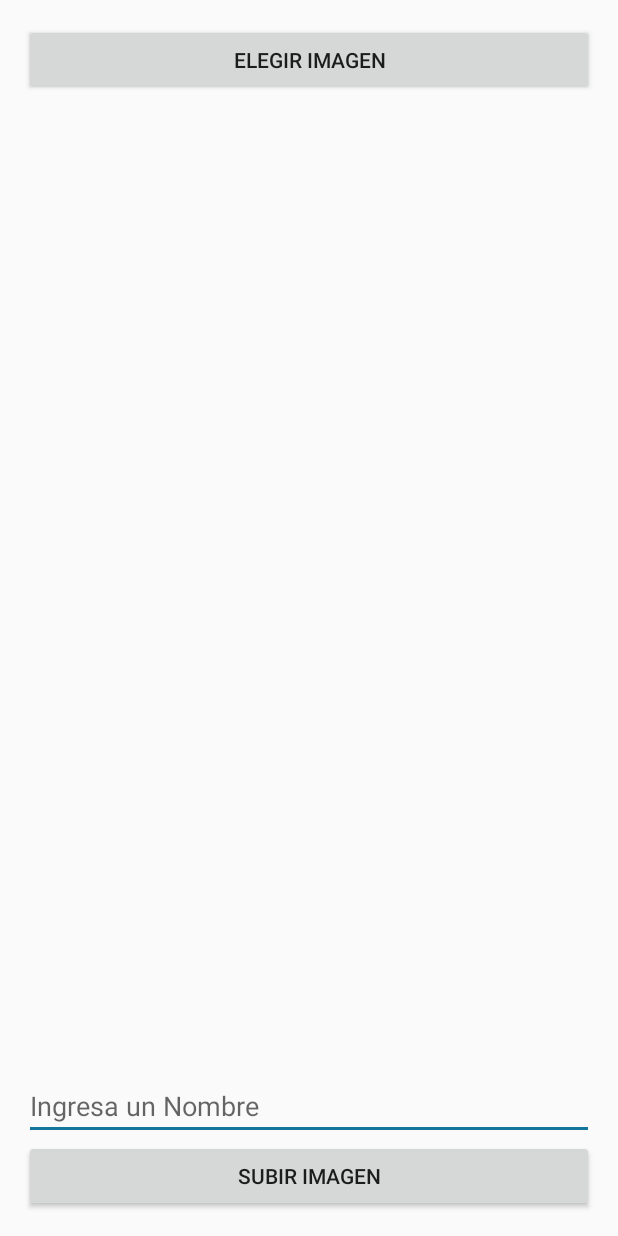
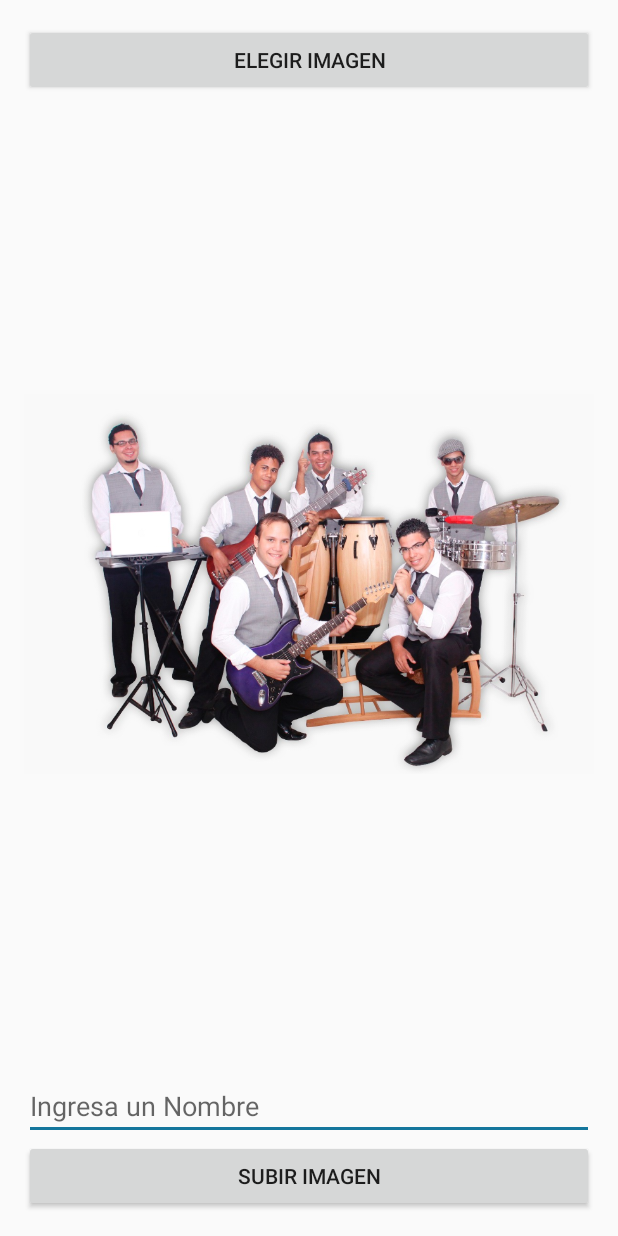
Before and after one commit to EdwinBustamante/gruposcochalosphp, an Android app: the SubirFoto screen opened directly, with no data from a screen before it, after a tap on "SUBIR IMAGEN", on a phone screen of 412 x 824 dp. Run offline under Robolectric (Android 15) with nearby library versions, the phone set to English and light mode, and no system bars; our stand-ins replace Volley; network calls fail.

Commit message:
implementando base de datos en del foto de perfil base

```diff
--- a/app/src/main/java/com/edwinbustamante/gruposcochalos/Objetos/Constantes.java
+++ b/app/src/main/java/com/edwinbustamante/gruposcochalos/Objetos/Constantes.java
@@ -5,6 +5,6 @@ package com.edwinbustamante.gruposcochalos.Objetos;
  */
 
 public class Constantes {
-    final public static String IP_SERVIDOR="http://192.168.1.15/";
+    final public static String IP_SERVIDOR="http://192.168.43.219/";
 
 }
--- a/app/src/main/java/com/edwinbustamante/gruposcochalos/SubirFoto.java
+++ b/app/src/main/java/com/edwinbustamante/gruposcochalos/SubirFoto.java
@@ -1,15 +1,21 @@
 package com.edwinbustamante.gruposcochalos;
 
-import android.app.ProgressDialog;
+
+import android.*;
+import android.Manifest;
 import android.content.Intent;
+import android.content.pm.PackageManager;
 import android.graphics.Bitmap;
+import android.graphics.BitmapFactory;
 import android.net.Uri;
 import android.os.Bundle;
-import android.provider.MediaStore;
+
+import android.support.annotation.NonNull;
+import android.support.v4.app.ActivityCompat;
 import android.support.v7.app.AppCompatActivity;
+import android.util.Base64;
 import android.view.View;
 import android.widget.Button;
-import android.widget.EditText;
 import android.widget.ImageView;
 import android.widget.Toast;
 
@@ -20,138 +26,108 @@ import com.android.volley.Response;
 import com.android.volley.VolleyError;
 import com.android.volley.toolbox.StringRequest;
 import com.android.volley.toolbox.Volley;
-import com.loopj.android.http.Base64;
 
 import java.io.ByteArrayOutputStream;
-import java.io.IOException;
-import java.util.Hashtable;
+import java.io.FileNotFoundException;
+import java.io.InputStream;
+import java.io.OutputStream;
+import java.util.HashMap;
 import java.util.Map;
 
-public class SubirFoto extends AppCompatActivity implements View.OnClickListener  {
 
-    private Button btnBuscar;
-    private Button btnSubir;
+public class SubirFoto extends AppCompatActivity {
 
-    private ImageView imageView;
-
-    private EditText editTextName;
-
-    private Bitmap bitmap;
-
-    private int PICK_IMAGE_REQUEST = 1;
-
-    private String UPLOAD_URL ="http://192.168.1.15/gruposcochalos/actualizarinformacion/actualizarfotoperfiphp";
-
-    private String KEY_IMAGEN = "foto";
-    private String KEY_NOMBRE = "nombre";
+    Button btnChoose, btnUpload;
+    ImageView imageUpload;
+    final int CODE_GALLERY_REQUEST = 999;
+    String urlUpload = "";
+    Bitmap bitmap;
 
     @Override
     protected void onCreate(Bundle savedInstanceState) {
         super.onCreate(savedInstanceState);
         setContentView(R.layout.activity_subir_foto);
+        btnChoose = (Button) findViewById(R.id.btnChoose);
+        btnUpload = (Button) findViewById(R.id.btnUpload);
+        imageUpload = (ImageView) findViewById(R.id.imageUpload);
+        btnChoose.setOnClickListener(new View.OnClickListener() {
+            @Override
+            public void onClick(View v) {
+                ActivityCompat.requestPermissions(
+                        SubirFoto.this,
+                        new String[]{Manifest.permission.READ_EXTERNAL_STORAGE}, CODE_GALLERY_REQUEST
+                );
+            }
+        });
+        btnUpload.setOnClickListener(new View.OnClickListener() {
+            @Override
+            public void onClick(View v) {
+                StringRequest stringRequest = new StringRequest(Request.Method.POST, urlUpload, new Response.Listener<String>() {
+                    @Override
+                    public void onResponse(String response) {
 
-        btnBuscar = (Button) findViewById(R.id.btnBuscar);
-        btnSubir = (Button) findViewById(R.id.btnSubir);
+                    }
+                }, new Response.ErrorListener() {
+                    @Override
+                    public void onErrorResponse(VolleyError error) {
 
-        editTextName = (EditText) findViewById(R.id.editText);
+                    }
+                }) {
+                    @Override
+                    protected Map<String, String> getParams() throws AuthFailureError {
+                        Map<String, String> params = new HashMap<>();
+                        String imageData = imageToString(bitmap);//se encarga de convertir a cadena el metodo
+                        params.put("image", imageData);
+                        return params;
+                    }
+                };
+                RequestQueue requestQueue= Volley.newRequestQueue(SubirFoto.this);
+                requestQueue.add(stringRequest);
+            }
+        });
 
-        imageView  = (ImageView) findViewById(R.id.imageView);
-
-        btnBuscar.setOnClickListener(this);
-        btnSubir.setOnClickListener(this);
     }
 
-    public String getStringImagen(Bitmap bmp){
-        ByteArrayOutputStream baos = new ByteArrayOutputStream();
-        bmp.compress(Bitmap.CompressFormat.JPEG, 100, baos);
-        byte[] imageBytes = baos.toByteArray();
-        String encodedImage = Base64.encodeToString(imageBytes, Base64.DEFAULT);
-        return encodedImage;
-    }
 
-    private void uploadImage(){
-        //Mostrar el diálogo de progreso
-        final ProgressDialog loading = ProgressDialog.show(this,"Subiendo...","Espere por favor...",false,false);
-        StringRequest stringRequest = new StringRequest(Request.Method.POST, UPLOAD_URL,
-                new Response.Listener<String>() {
-                    @Override
-                    public void onResponse(String s) {
-                        //Descartar el diálogo de progreso
-                        loading.dismiss();
-                        //Mostrando el mensaje de la respuesta
-                        Toast.makeText(SubirFoto.this, s , Toast.LENGTH_LONG).show();
-                    }
-                },
-                new Response.ErrorListener() {
-                    @Override
-                    public void onErrorResponse(VolleyError volleyError) {
-                        //Descartar el diálogo de progreso
-                        loading.dismiss();
-
-                        //Showing toast
-                        Toast.makeText(SubirFoto.this, volleyError.getMessage().toString(), Toast.LENGTH_LONG).show();
-                    }
-                }){
-            @Override
-            protected Map<String, String> getParams() throws AuthFailureError {
-                //Convertir bits a cadena
-                String imagen = getStringImagen(bitmap);
-
-                //Obtener el nombre de la imagen
-                String nombre = editTextName.getText().toString().trim();
-
-                //Creación de parámetros
-                Map<String,String> params = new Hashtable<String, String>();
-
-                //Agregando de parámetros
-                params.put(KEY_IMAGEN, imagen);
-                params.put(KEY_NOMBRE, nombre);
-
-                //Parámetros de retorno
-                return params;
+    @Override
+    public void onRequestPermissionsResult(int requestCode, @NonNull String[] permissions, @NonNull int[] grantResults) {
+        if (requestCode == CODE_GALLERY_REQUEST) {
+            if (grantResults.length > 0 && grantResults[0] == PackageManager.PERMISSION_GRANTED) {
+                Intent intent = new Intent(Intent.ACTION_PICK);
+                intent.setType("image/*");
+                startActivityForResult(Intent.createChooser(intent, "Selecciona una imagen"), CODE_GALLERY_REQUEST);
+            } else {
+                Toast.makeText(this, "No tienes permisos para aceder a Galeria", Toast.LENGTH_SHORT).show();
             }
-        };
-
-        //Creación de una cola de solicitudes
-        RequestQueue requestQueue = Volley.newRequestQueue(this);
-
-        //Agregar solicitud a la cola
-        requestQueue.add(stringRequest);
-    }
-
-    private void showFileChooser() {
-        Intent intent = new Intent();
-        intent.setType("image/*");
-        intent.setAction(Intent.ACTION_GET_CONTENT);
-        startActivityForResult(Intent.createChooser(intent, "Select Imagen"), PICK_IMAGE_REQUEST);
+            return;
+        }
+        super.onRequestPermissionsResult(requestCode, permissions, grantResults);
     }
 
     @Override
     protected void onActivityResult(int requestCode, int resultCode, Intent data) {
-        super.onActivityResult(requestCode, resultCode, data);
-
-        if (requestCode == PICK_IMAGE_REQUEST && resultCode == RESULT_OK && data != null && data.getData() != null) {
+        if (requestCode == CODE_GALLERY_REQUEST && resultCode == RESULT_OK && data != null) {
             Uri filePath = data.getData();
             try {
-                //Cómo obtener el mapa de bits de la Galería
-                bitmap = MediaStore.Images.Media.getBitmap(getContentResolver(), filePath);
-                //Configuración del mapa de bits en ImageView
-                imageView.setImageBitmap(bitmap);
-            } catch (IOException e) {
+                InputStream inputStream = getContentResolver().openInputStream(filePath);
+                bitmap = BitmapFactory.decodeStream(inputStream);
+                imageUpload.setImageBitmap(bitmap);
+            } catch (FileNotFoundException e) {
                 e.printStackTrace();
             }
+
+
         }
+        super.onActivityResult(requestCode, resultCode, data);
     }
 
-    @Override
-    public void onClick(View v) {
+    private String imageToString(Bitmap bitmap) {
 
-        if(v == btnBuscar){
-            showFileChooser();
-        }
-
-        if(v == btnSubir){
-            uploadImage();
-        }
+        //metodo que se encarga de convertir el bitmap  a string
+        ByteArrayOutputStream outputStream = new ByteArrayOutputStream();
+        bitmap.compress(Bitmap.CompressFormat.JPEG, 100, outputStream);
+        byte[] imageBytes = outputStream.toByteArray();
+        String encodedImage = Base64.encodeToString(imageBytes, Base64.DEFAULT);
+        return encodedImage;
     }
 }
--- a/app/src/main/res/layout/activity_subir_foto.xml
+++ b/app/src/main/res/layout/activity_subir_foto.xml
@@ -1,38 +1,42 @@
 <?xml version="1.0" encoding="utf-8"?>
 <LinearLayout xmlns:android="http://schemas.android.com/apk/res/android"
-    xmlns:tools="http://schemas.android.com/tools" android:layout_width="match_parent"
+    xmlns:tools="http://schemas.android.com/tools"
+    android:layout_width="match_parent"
+    android:layout_height="match_parent"
     android:orientation="vertical"
-    android:layout_height="match_parent" android:paddingLeft="@dimen/activity_horizontal_margin"
+    android:paddingBottom="@dimen/activity_vertical_margin"
+    android:paddingLeft="@dimen/activity_horizontal_margin"
     android:paddingRight="@dimen/activity_horizontal_margin"
     android:paddingTop="@dimen/activity_vertical_margin"
-    android:paddingBottom="@dimen/activity_vertical_margin" tools:context=".SubirFoto">
+    tools:context=".SubirFoto">
 
 
     <Button
+        android:id="@+id/btnChoose"
         android:layout_width="match_parent"
         android:layout_height="wrap_content"
-        android:text="Elegir imagen"
-        android:id="@+id/btnBuscar" />
+        android:text="Elegir imagen" />
 
 
     <ImageView
+        android:id="@+id/imageUpload"
+        android:src="@drawable/portada"
         android:layout_width="match_parent"
         android:layout_height="wrap_content"
-        android:layout_weight="1"
-        android:id="@+id/imageView" />
+        android:layout_weight="1" />
 
 
     <EditText
         android:id="@+id/editText"
-        android:hint="Ingresa un Nombre"
         android:layout_width="match_parent"
-        android:layout_height="wrap_content" />
+        android:layout_height="wrap_content"
+        android:hint="Ingresa un Nombre" />
 
     <Button
+        android:id="@+id/btnUpload"
         android:layout_width="match_parent"
         android:layout_height="wrap_content"
-        android:text="Subir Imagen"
-        android:id="@+id/btnSubir" />
+        android:text="Subir Imagen" />
 
 
 </LinearLayout>
```
